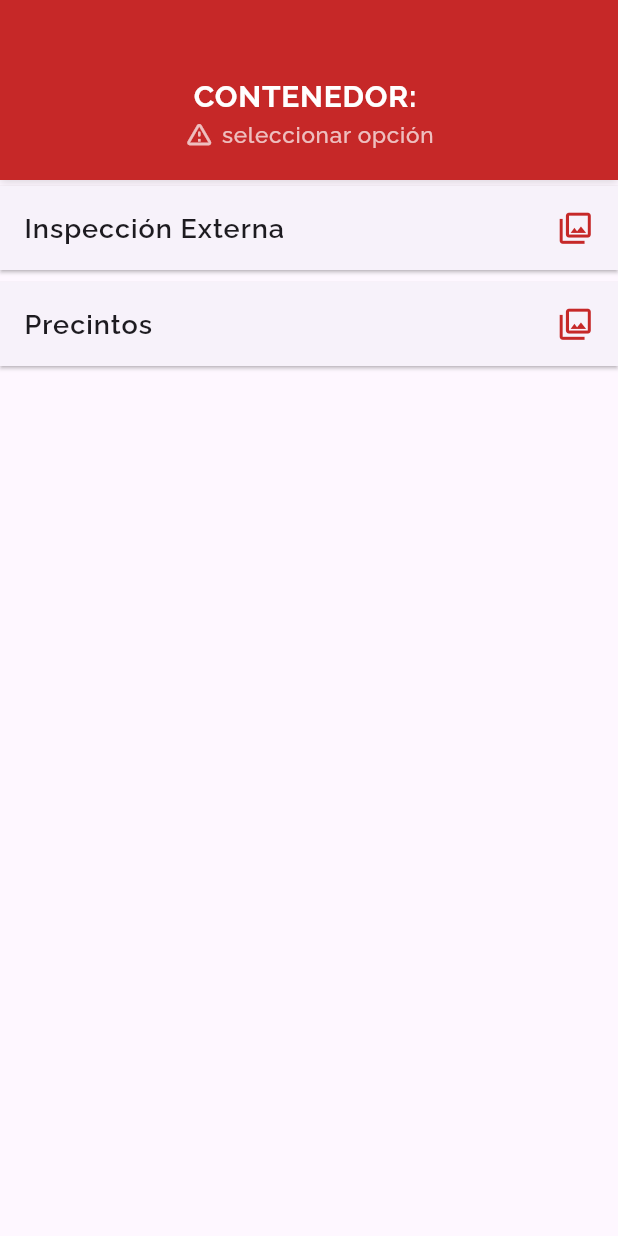
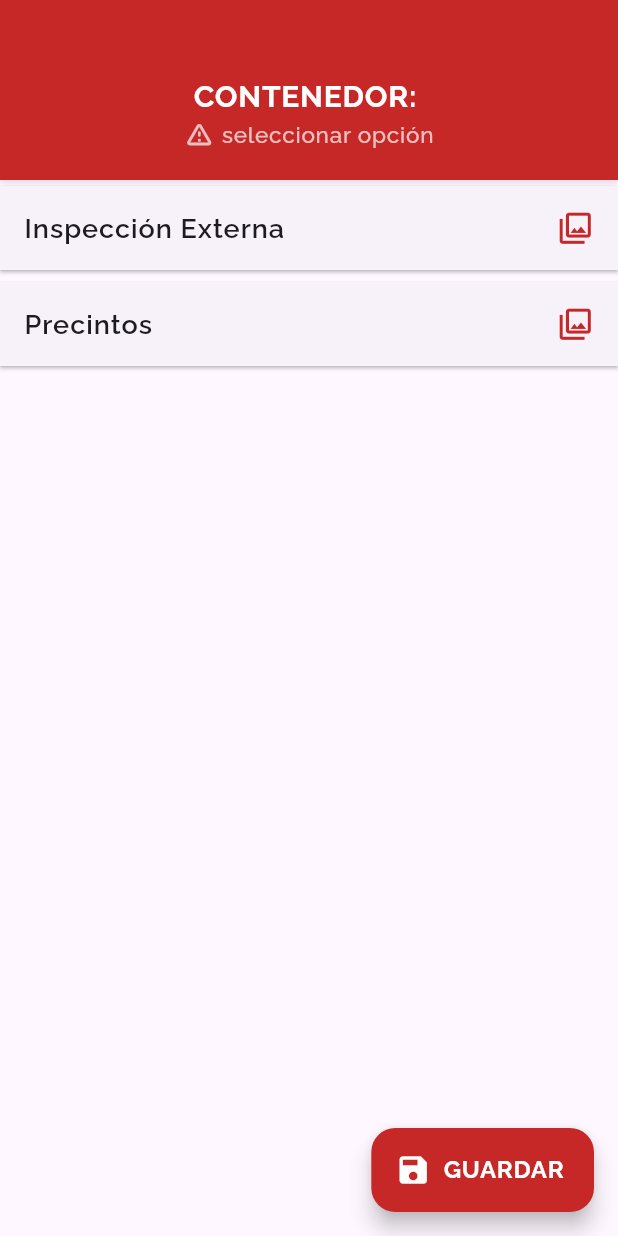
Before and after one commit to DesarrolladorTIEco/aida-mobile, a Flutter app: the SeguridadPatrimonialContenidoMenu screen opened by its route, on a phone screen of 412 x 824 dp. Run offline on Flutter 3.47's test engine with Material 3 defaults, Android fonts, the phone set to English and light mode, and no system bars; our stand-ins replace flutter_dotenv, fluttertoast, google_fonts, image_picker, photo_view; missing offline and left inert: mobile_scanner.

Commit message:
precintos culminado

```diff
--- a/lib/ui/screens/captures/seguridad_patrimonial_content.dart
+++ b/lib/ui/screens/captures/seguridad_patrimonial_content.dart
@@ -173,6 +173,23 @@ class _SeguridadPatrimonialMenuState
           ),
         ],
       ),
+      floatingActionButton: FloatingActionButton.extended(
+        onPressed: () {
+          print("Botón GUARDAR presionado");
+        },
+        backgroundColor: Colors.red.shade800,
+        icon: const Icon(Icons.save, color: Colors.white),
+        label: Text(
+          "GUARDAR",
+          style: GoogleFonts.raleway(
+            fontWeight: FontWeight.bold,
+            fontSize: 16,
+            letterSpacing: 0.5,
+            color: Colors.white,
+          ),
+        ),
+      ),
+      floatingActionButtonLocation: FloatingActionButtonLocation.endFloat,
     );
   }
 }
```
Also changed, not shown: lib/services/captures/booking_service.dart (+19 -3 lines), lib/viewmodel/captures/booking_viewmodel.dart (+66 -44 lines).
